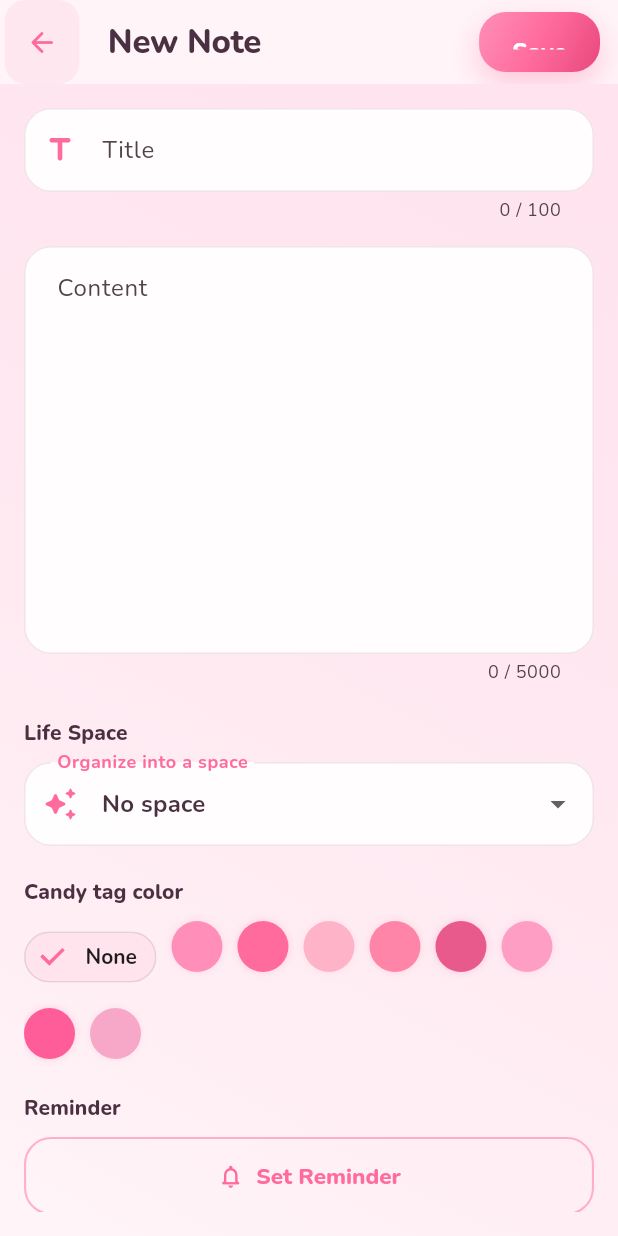
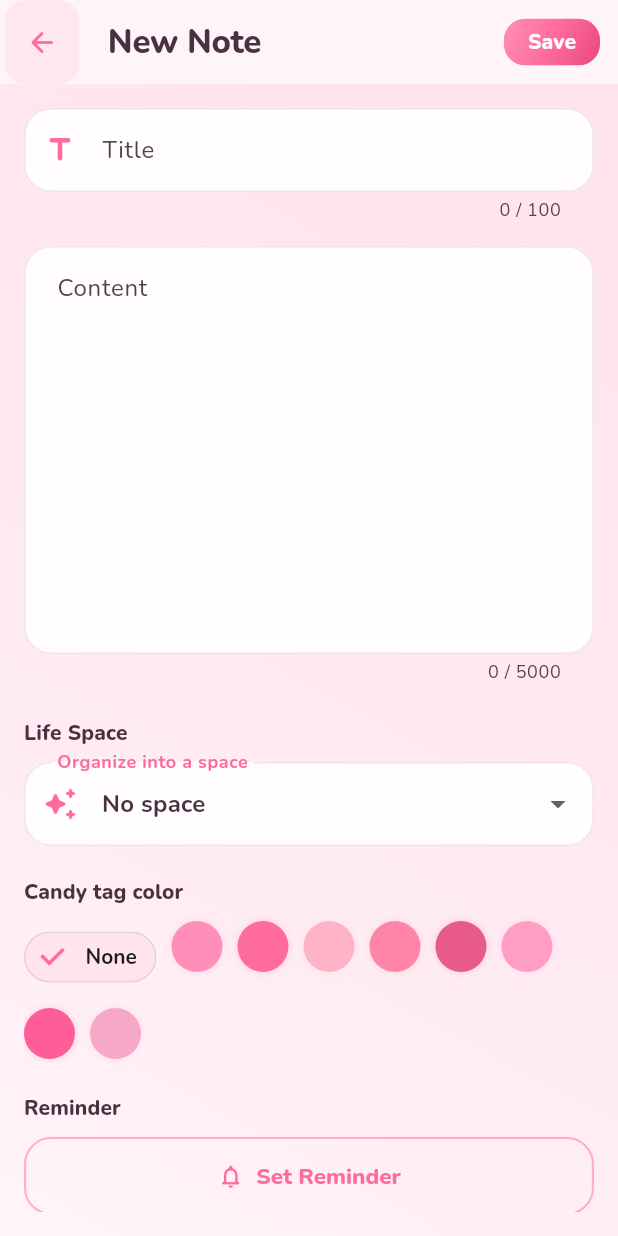
Before and after one commit to Eguiaclaine/SmartNotesApp, a Flutter app: the NoteEditorScreen screen opened directly, on a phone screen of 412 x 824 dp. Run offline on Flutter 3.47's test engine with Material 3 defaults, Android fonts, the phone set to English and light mode, and no system bars; our stand-ins replace flutter_dotenv, flutter_local_notifications, google_fonts, image_picker, shared_preferences, supabase_flutter and 1 more; accounts and stored records are empty.

Commit message:
Fix note editor Save button and provider navigation for pushed screens.
Keep SpacesProvider available on Note Editor and make AppBar Save compact and readable.

```diff
--- a/lib/main.dart
+++ b/lib/main.dart
@@ -38,8 +38,8 @@ class SmartNotesApp extends StatelessWidget {
       providers: [
         ChangeNotifierProvider(create: (_) => app_auth.AuthProvider()),
       ],
-      // Keep ONE MaterialApp so navigation (Life Spaces, editor, etc.) is not destroyed
-      // when auth/stream rebuilds — that was causing `_dependents.isEmpty` crashes.
+      // One stable MaterialApp. Session providers live under a nested Navigator
+      // so pushed screens (NoteEditor, Life Spaces, Profile) still see them.
       child: MaterialApp(
         title: 'NoteVault',
         debugShowCheckedModeBanner: false,
@@ -104,7 +104,8 @@ class _AppRoot extends StatelessWidget {
               create: (_) => ProfileProvider(user.id, supabaseReady: true),
             ),
           ],
-          child: const NotesHomeScreen(),
+          // Nested navigator keeps NoteEditor / Spaces / Profile under providers.
+          child: const _AuthenticatedNavigator(),
         );
       },
     );
@@ -117,6 +118,23 @@ class _AppRoot extends StatelessWidget {
       app_auth.AuthLoadingPhase.signingUp => Icons.person_add_alt_1_rounded,
       app_auth.AuthLoadingPhase.none => Icons.lock_rounded,
     };
+  }
+}
+
+/// Hosts app routes under session providers (Notes / Spaces / Profile).
+class _AuthenticatedNavigator extends StatelessWidget {
+  const _AuthenticatedNavigator();
+
+  @override
+  Widget build(BuildContext context) {
+    return Navigator(
+      onGenerateRoute: (settings) {
+        return MaterialPageRoute<void>(
+          settings: settings,
+          builder: (_) => const NotesHomeScreen(),
+        );
+      },
+    );
   }
 }
 
--- a/lib/screens/note_editor_screen.dart
+++ b/lib/screens/note_editor_screen.dart
@@ -146,12 +146,15 @@ class _NoteEditorScreenState extends State<NoteEditorScreen> {
         ),
         actions: [
           Padding(
-            padding: const EdgeInsets.fromLTRB(0, 8, 12, 8),
-            child: CandyButton(
-              label: 'Save',
-              isLoading: _isSaving,
-              expanded: false,
-              onPressed: _isSaving ? null : _save,
+            padding: const EdgeInsets.only(right: 12),
+            child: Center(
+              child: CandyButton(
+                label: _isSaving ? 'Saving…' : 'Save',
+                isLoading: _isSaving,
+                expanded: false,
+                compact: true,
+                onPressed: _isSaving ? null : _save,
+              ),
             ),
           ),
         ],
--- a/lib/widgets/candy_ui.dart
+++ b/lib/widgets/candy_ui.dart
@@ -39,6 +39,7 @@ class CandyButton extends StatelessWidget {
     this.icon,
     this.isLoading = false,
     this.expanded = true,
+    this.compact = false,
   });
 
   final String label;
@@ -46,34 +47,44 @@ class CandyButton extends StatelessWidget {
   final IconData? icon;
   final bool isLoading;
   final bool expanded;
+  final bool compact;
 
   @override
   Widget build(BuildContext context) {
     final enabled = onPressed != null && !isLoading;
+    final horizontal = compact ? 16.0 : 22.0;
+    final vertical = compact ? 8.0 : 15.0;
+    final fontSize = compact ? 14.0 : 16.0;
+    final radius = compact ? 14.0 : 18.0;
+
     final child = Row(
       mainAxisSize: expanded ? MainAxisSize.max : MainAxisSize.min,
       mainAxisAlignment: MainAxisAlignment.center,
       children: [
         if (isLoading)
-          const SizedBox(
-            width: 22,
-            height: 22,
-            child: CircularProgressIndicator(
+          SizedBox(
+            width: compact ? 18 : 22,
+            height: compact ? 18 : 22,
+            child: const CircularProgressIndicator(
               strokeWidth: 2.4,
               color: Colors.white,
             ),
           )
         else ...[
           if (icon != null) ...[
-            Icon(icon, size: 20, color: Colors.white),
-            const SizedBox(width: 8),
+            Icon(icon, size: compact ? 18 : 20, color: Colors.white),
+            SizedBox(width: compact ? 6 : 8),
           ],
           Text(
             label,
+            maxLines: 1,
+            softWrap: false,
+            overflow: TextOverflow.visible,
             style: Theme.of(context).textTheme.labelLarge?.copyWith(
                   color: Colors.white,
                   fontWeight: FontWeight.w800,
-                  fontSize: 16,
+                  fontSize: fontSize,
+                  height: 1.1,
                 ),
           ),
         ],
@@ -85,7 +96,7 @@ class CandyButton extends StatelessWidget {
       opacity: enabled ? 1 : 0.55,
       child: DecoratedBox(
         decoration: BoxDecoration(
-          borderRadius: BorderRadius.circular(18),
+          borderRadius: BorderRadius.circular(radius),
           gradient: LinearGradient(
             begin: Alignment.topLeft,
             end: Alignment.bottomRight,
@@ -96,7 +107,7 @@ class CandyButton extends StatelessWidget {
                     AppColors.candyRose.withValues(alpha: 0.45),
                   ],
           ),
-          boxShadow: enabled
+          boxShadow: enabled && !compact
               ? [
                   BoxShadow(
                     color: AppColors.candyRose.withValues(alpha: 0.35),
@@ -110,9 +121,12 @@ class CandyButton extends StatelessWidget {
           color: Colors.transparent,
           child: InkWell(
             onTap: enabled ? onPressed : null,
-            borderRadius: BorderRadius.circular(18),
+            borderRadius: BorderRadius.circular(radius),
             child: Padding(
-              padding: const EdgeInsets.symmetric(horizontal: 22, vertical: 15),
+              padding: EdgeInsets.symmetric(
+                horizontal: horizontal,
+                vertical: vertical,
+              ),
               child: child,
             ),
           ),
```
Also changed, not shown: 2 other files.
